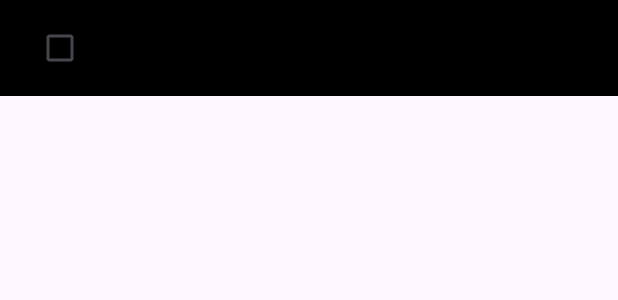
After one commit to PawelzRembertowa/todolist_android_application, an Android app: the layout todo_subtask_item.xml on its own in the app's theme, with its tools: preview values and no code run, on a phone screen of 412 x 824 dp. The commit adds this screen. Shown: the top 300 px of the screen. Run offline under Robolectric (Android 15) with nearby library versions, the phone set to English and light mode, and no system bars.

Commit message:
Displaying main tasks and subtasks works, work on otpional functions in progress

```diff
--- /dev/null
+++ b/app/src/main/res/layout/todo_subtask_item.xml
@@ -0,0 +1,29 @@
+<LinearLayout xmlns:android="http://schemas.android.com/apk/res/android"
+    android:layout_width="match_parent"
+    android:layout_height="wrap_content"
+    android:orientation="horizontal"
+    android:paddingStart="16dp"
+    android:paddingTop="8dp"
+    android:paddingBottom="8dp"
+    android:background="@color/black">
+
+    <!-- Checkbox dla subtaska -->
+    <CheckBox
+        android:id="@+id/todo_checkbox_subtask"
+        android:layout_width="wrap_content"
+        android:layout_height="wrap_content"
+        android:layout_marginEnd="16dp" />
+
+    <!-- Tekst subtaska -->
+    <TextView
+        android:id="@+id/todo_text_subtask"
+        android:layout_width="0dp"
+        android:layout_height="wrap_content"
+        android:layout_weight="1"
+        android:textColor="#FFFF00"
+        android:background="@android:color/transparent"
+        android:textSize="14sp"
+        android:ellipsize="end"
+        android:maxLines="1"
+        android:layout_gravity="center_vertical" />
+</LinearLayout>
--- a/app/src/main/res/menu/todoitem_menu.xml
+++ b/app/src/main/res/menu/todoitem_menu.xml
@@ -8,4 +8,8 @@
         android:id="@+id/delete"
         android:title="Usuń"
         android:icon="@android:drawable/ic_menu_delete"/>
+
+    <item
+        android:id="@+id/add_subtask"
+        android:title="Dodaj subtask" />
 </menu>
```
Also changed, not shown: app/src/main/java/com/example/todolistapplication/MainActivity.java (+36 -47 lines), app/src/main/java/com/example/todolistapplication/todoitem/ToDoItem.java (+25 -6 lines), app/src/main/java/com/example/todolistapplication/todoitemlist/ToDoAdapter.java (+108 -46 lines), app/src/main/res/layout/todo_item.xml (+3 -16 lines).
